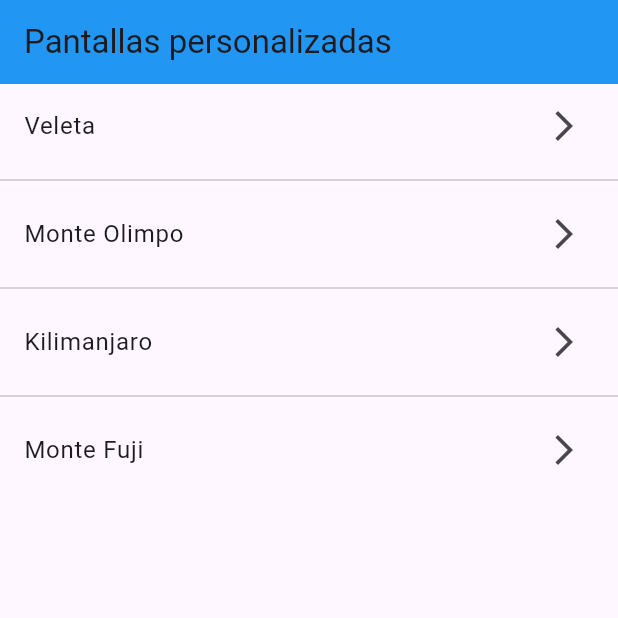
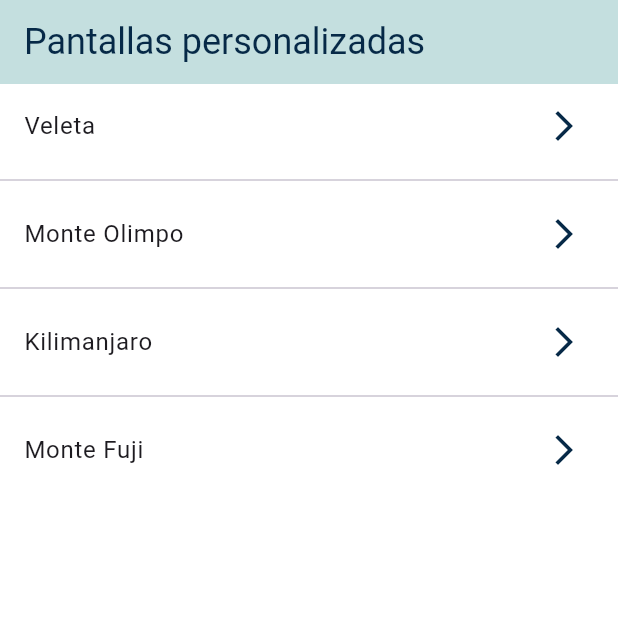
Before and after one commit to Guillermojs9/fl_screens, a Flutter app: the screen it shows after launch, on a phone screen of 412 x 824 dp, the top half of it. Run offline on Flutter 3.47's test engine with Material 3 defaults, Android fonts, the light colour scheme and no system bars.

Commit message:
Elección de la paleta de colores

```diff
--- a/lib/main.dart
+++ b/lib/main.dart
@@ -1,4 +1,5 @@
 import 'package:fl_screens/routes/app_routes.dart';
+import 'package:fl_screens/theme/app_theme.dart';
 import 'package:flutter/material.dart';
 
 void main() {
@@ -13,6 +14,7 @@ class MyApp extends StatelessWidget {
     return MaterialApp(
       debugShowCheckedModeBanner: false,
       title: "Screens personalizados",
+      theme: AppTheme.lightTheme,
       initialRoute: AppRoutes.initialRoute,
       routes: AppRoutes.getAppRoutes(),
     );
--- a/lib/screens/card_screen.dart
+++ b/lib/screens/card_screen.dart
@@ -9,12 +9,11 @@ class CardScreen extends StatelessWidget {
   Widget build(BuildContext context) {
     return Scaffold(
       appBar: AppBar(
+        automaticallyImplyLeading: false,
         title: Text(card.nombre),
-        backgroundColor: Colors.blue,
       ),
       body: Center(child: card),
       floatingActionButton: FloatingActionButton(
-        backgroundColor: Colors.blue,
         child: const Icon(Icons.close),
         onPressed: () => Navigator.pop(context),
       ),
--- a/lib/screens/home_screen.dart
+++ b/lib/screens/home_screen.dart
@@ -10,7 +10,6 @@ class HomeScreen extends StatelessWidget {
     return Scaffold(
       appBar: AppBar(
         title: const Text("Pantallas personalizadas"),
-        backgroundColor: Colors.blue,
       ),
       body: ListView.separated(
         itemBuilder: (context, index) {
--- /dev/null
+++ b/lib/theme/app_theme.dart
@@ -0,0 +1,33 @@
+import 'package:flutter/material.dart';
+
+class AppTheme {
+  //Color primario
+  static const Color primary = Colors.white;
+  static const Color secundary1 = Color(0xFFC4DFDF);
+  static const Color secundary2 = Color.fromARGB(255, 6, 41, 71);
+  static const Color black = Colors.black;
+
+  static final ThemeData lightTheme = ThemeData.light().copyWith(
+    primaryColor: primary,
+    //AppBar Theme
+    scaffoldBackgroundColor: primary,
+    appBarTheme: const AppBarTheme(
+        color: secundary1,
+        titleTextStyle: TextStyle(color: secundary2, fontSize: 24),
+        iconTheme: IconThemeData(color: secundary1)),
+    //ListTile Theme
+    listTileTheme: const ListTileThemeData(iconColor: secundary2),
+    //TextButton Theme
+    textButtonTheme: TextButtonThemeData(
+        style: TextButton.styleFrom(foregroundColor: secundary1)),
+    //FloatingActionButton
+    floatingActionButtonTheme: const FloatingActionButtonThemeData(
+      backgroundColor: secundary1,
+      foregroundColor: secundary2,
+    ),
+    //Card
+    cardTheme: const CardTheme(
+      color: Color(0xFFE9EDF1),
+    ),
+  );
+}
```
